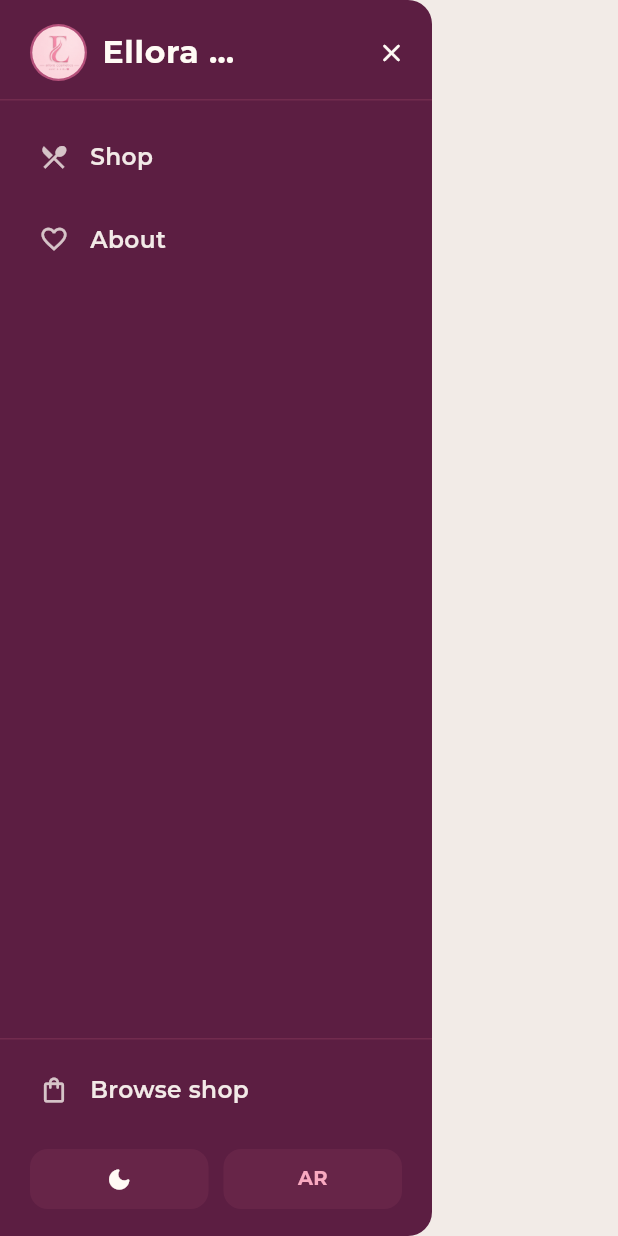
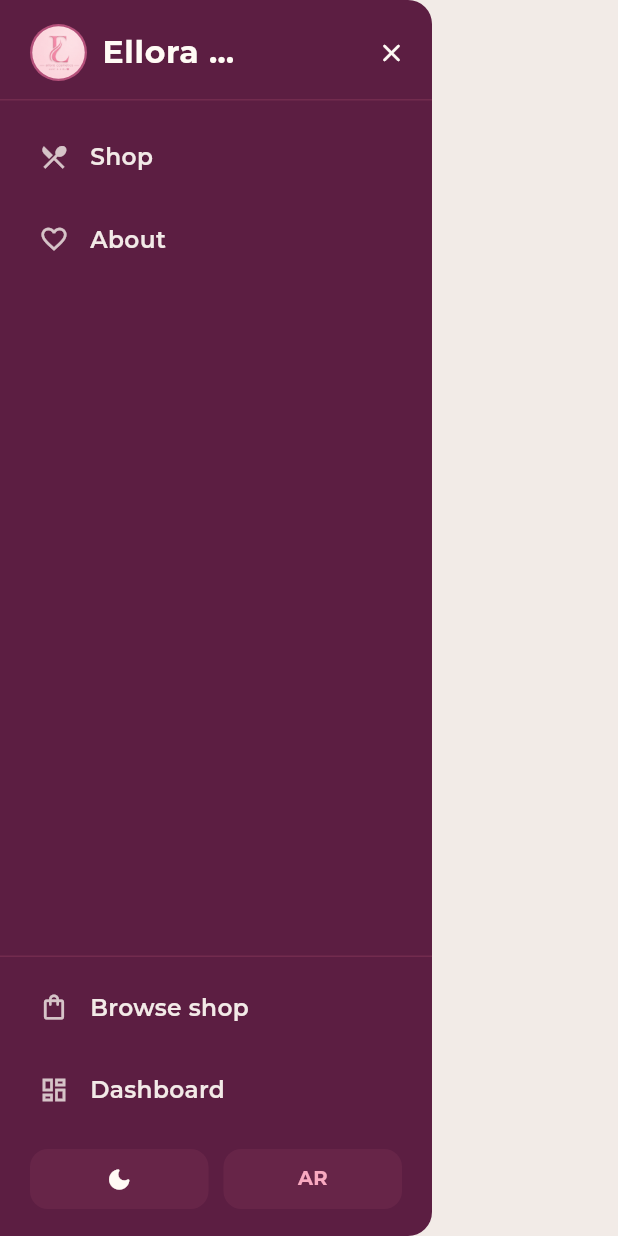
Before and after one commit to Mijdaf/ellora-cosmetics, a Flutter app: the ElloraDrawer widget shown alone on an empty page, opened directly, on a phone screen of 412 x 824 dp. Run offline on Flutter 3.47's test engine with Material 3 defaults, Android fonts, the phone set to English and light mode, and no system bars; our stand-ins replace flutter_svg, image_picker, supabase_flutter; accounts and stored records are empty; network calls fail.

Commit message:
update UI

```diff
--- a/lib/services/app_language.dart
+++ b/lib/services/app_language.dart
@@ -67,6 +67,7 @@ class S {
     'quick_links': 'QUICK LINKS',
     'about_us': 'About Us',
     'contact': 'Contact',
+    'dashboard': 'Dashboard',
     'copyright': '© 2026 Ellora Cosmetics. All rights reserved.',
     'made_with_care': 'Made with love, one girl at a time.',
 
@@ -153,6 +154,7 @@ class S {
     'quick_links': 'روابط سريعة',
     'about_us': 'من نحن',
     'contact': 'تواصل معنا',
+    'dashboard': 'لوحة التحكم',
     'copyright': '© 2026 إيلورا كوزمتكس. جميع الحقوق محفوظة.',
     'made_with_care': 'يُصنع بحب، لكل بنت.',
 
--- a/lib/widgets/ellora_drawer.dart
+++ b/lib/widgets/ellora_drawer.dart
@@ -1,5 +1,6 @@
 import 'package:flutter/material.dart';
 import '../services/app_language.dart';
+import '../services/supabase_config.dart';
 import '../theme/app_theme.dart';
 
 /// The phone-sized navigation drawer.
@@ -20,6 +21,7 @@ class ElloraDrawer extends StatelessWidget {
   final List<VoidCallback>? onNavLinkTap; // matches ['Menu', 'About']
   final VoidCallback? onViewCart;
   final VoidCallback? onBrowseMenu;
+  final VoidCallback? onDashboardTap;
 
   const ElloraDrawer({
     super.key,
@@ -29,6 +31,7 @@ class ElloraDrawer extends StatelessWidget {
     this.onNavLinkTap,
     this.onViewCart,
     this.onBrowseMenu,
+    this.onDashboardTap,
   });
 
   @override
@@ -137,6 +140,26 @@ class ElloraDrawer extends StatelessWidget {
                 Navigator.of(context).maybePop();
                 cartCount == 0 ? onBrowseMenu?.call() : onViewCart?.call();
               },
+            ),
+            // Owner-only entry point into the admin dashboard. Gated on a
+            // live session, same as the footer's version — a normal
+            // shopper never has one, so this tile is never built for them,
+            // not just visually hidden.
+            ValueListenableBuilder<bool>(
+              valueListenable: SupabaseConfig.isLoggedInNotifier,
+              builder: (context, isAdmin, _) => isAdmin
+                  ? _DrawerLinkTile(
+                      label: S.t('dashboard', isArabic),
+                      icon: Icons.dashboard_outlined,
+                      isActive: false,
+                      isArabic: isArabic,
+                      onBg: onBg,
+                      onTap: () {
+                        Navigator.of(context).maybePop();
+                        onDashboardTap?.call();
+                      },
+                    )
+                  : const SizedBox.shrink(),
             ),
             const SizedBox(height: 8),
             // Footer: mood + language toggles.
```
Also changed, not shown: lib/screens/home_screen.dart (+26 -0 lines), lib/services/supabase_config.dart (+20 -1 lines), lib/widgets/nav_bar.dart (+44 -2 lines).
